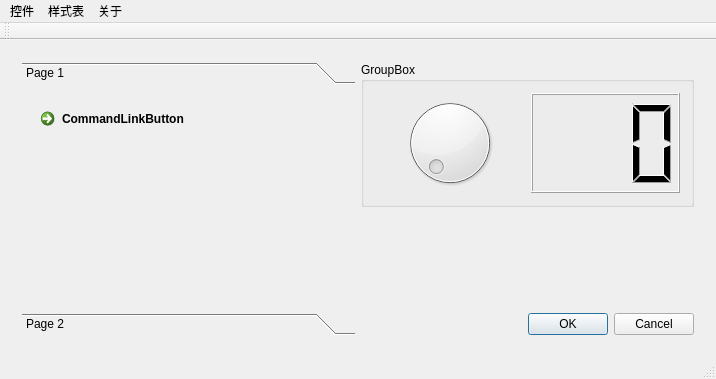
w809291634/QT_Creator_Study, file current_qt_exp/Control_1/mainwindow.ui: the form before one commit.
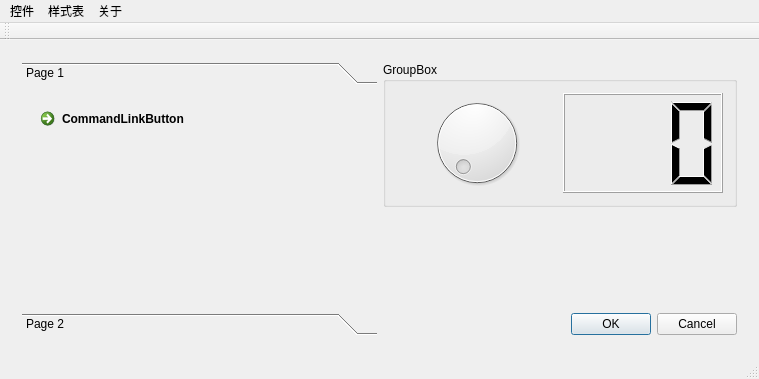
The form after the commit. The open tabs and pages were chosen to show the change.

```diff
--- a/current_qt_exp/Control_1/mainwindow.ui
+++ b/current_qt_exp/Control_1/mainwindow.ui
@@ -6,7 +6,7 @@
    <rect>
     <x>0</x>
     <y>0</y>
-    <width>716</width>
+    <width>759</width>
     <height>379</height>
    </rect>
   </property>
@@ -90,8 +90,8 @@
             <rect>
              <x>0</x>
              <y>0</y>
-             <width>337</width>
-             <height>216</height>
+             <width>354</width>
+             <height>210</height>
             </rect>
            </property>
            <attribute name="label">
@@ -617,8 +617,8 @@
     <rect>
      <x>0</x>
      <y>0</y>
-     <width>716</width>
-     <height>23</height>
+     <width>759</width>
+     <height>26</height>
     </rect>
    </property>
    <widget class="QMenu" name="menu_page">
```
Left out of the diff: 54 changed lines with no effect on the pictures.
